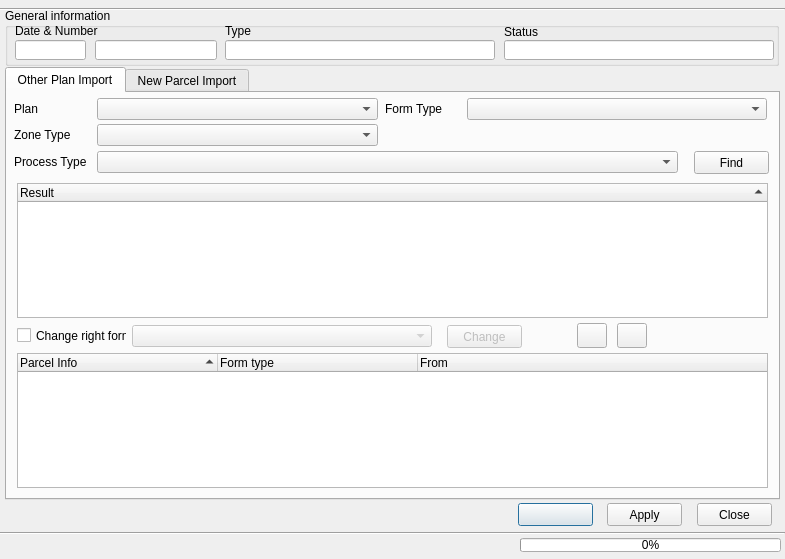
Before: the Qt Designer form view/PlanCaseDialog.ui in teamlm2/lm2_mgis, drawn with Qt 5.
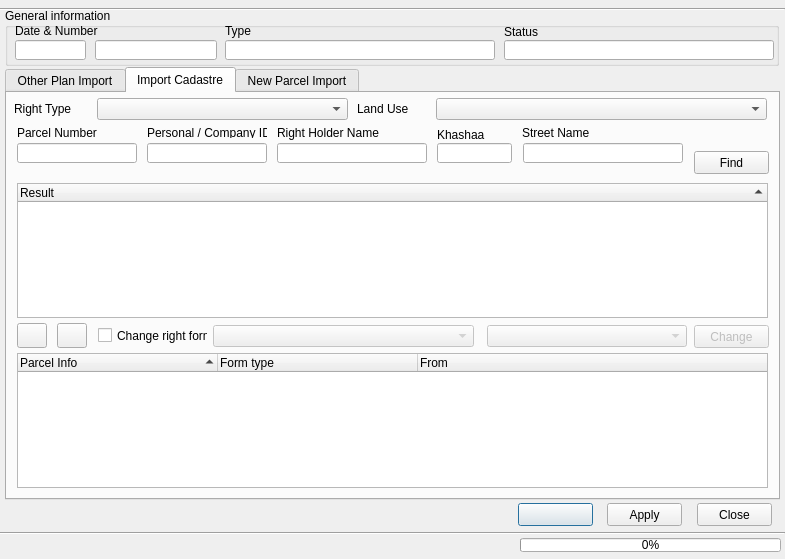
After: the same form once the commit is applied. The open tabs and pages were chosen to show the change. Icons and pictures are not drawn.

```diff
--- a/view/PlanCaseDialog.ui
+++ b/view/PlanCaseDialog.ui
@@ -275,7 +275,7 @@
     <widget class="QPushButton" name="add_button">
      <property name="geometry">
       <rect>
-       <x>570</x>
+       <x>10</x>
        <y>230</y>
        <width>30</width>
        <height>25</height>
@@ -292,7 +292,7 @@
     <widget class="QPushButton" name="remove_button">
      <property name="geometry">
       <rect>
-       <x>610</x>
+       <x>50</x>
        <y>230</y>
        <width>30</width>
        <height>25</height>
@@ -405,7 +405,7 @@
      </property>
      <property name="geometry">
       <rect>
-       <x>440</x>
+       <x>687</x>
        <y>232</y>
        <width>75</width>
        <height>23</height>
@@ -421,9 +421,9 @@
      </property>
      <property name="geometry">
       <rect>
-       <x>125</x>
+       <x>206</x>
        <y>232</y>
-       <width>300</width>
+       <width>261</width>
        <height>22</height>
       </rect>
      </property>
@@ -431,7 +431,232 @@
     <widget class="QCheckBox" name="change_form_check_box">
      <property name="geometry">
       <rect>
+       <x>91</x>
+       <y>234</y>
+       <width>110</width>
+       <height>17</height>
+      </rect>
+     </property>
+     <property name="text">
+      <string>Change right form</string>
+     </property>
+    </widget>
+    <widget class="QComboBox" name="right_type_change_cbox">
+     <property name="enabled">
+      <bool>false</bool>
+     </property>
+     <property name="geometry">
+      <rect>
+       <x>480</x>
+       <y>232</y>
+       <width>200</width>
+       <height>22</height>
+      </rect>
+     </property>
+    </widget>
+   </widget>
+   <widget class="QWidget" name="tab_3">
+    <attribute name="title">
+     <string>Import Cadastre</string>
+    </attribute>
+    <widget class="QLabel" name="label_13">
+     <property name="geometry">
+      <rect>
+       <x>7</x>
+       <y>8</y>
+       <width>80</width>
+       <height>16</height>
+      </rect>
+     </property>
+     <property name="text">
+      <string>Right Type</string>
+     </property>
+    </widget>
+    <widget class="QComboBox" name="cadastre_right_type_cbox">
+     <property name="geometry">
+      <rect>
+       <x>90</x>
+       <y>5</y>
+       <width>251</width>
+       <height>22</height>
+      </rect>
+     </property>
+    </widget>
+    <widget class="QLabel" name="label_14">
+     <property name="geometry">
+      <rect>
+       <x>350</x>
+       <y>8</y>
+       <width>80</width>
+       <height>16</height>
+      </rect>
+     </property>
+     <property name="text">
+      <string>Land Use</string>
+     </property>
+    </widget>
+    <widget class="QComboBox" name="landuse_type_cbox">
+     <property name="geometry">
+      <rect>
+       <x>429</x>
+       <y>5</y>
+       <width>331</width>
+       <height>22</height>
+      </rect>
+     </property>
+    </widget>
+    <widget class="QLabel" name="label_84">
+     <property name="geometry">
+      <rect>
+       <x>430</x>
+       <y>34</y>
+       <width>81</width>
+       <height>16</height>
+      </rect>
+     </property>
+     <property name="text">
+      <string>Khashaa</string>
+     </property>
+    </widget>
+    <widget class="QLabel" name="label_25">
+     <property name="geometry">
+      <rect>
+       <x>270</x>
+       <y>31</y>
+       <width>150</width>
+       <height>17</height>
+      </rect>
+     </property>
+     <property name="text">
+      <string>Right Holder Name</string>
+     </property>
+    </widget>
+    <widget class="QLineEdit" name="parcel_khashaa_edit">
+     <property name="geometry">
+      <rect>
+       <x>430</x>
+       <y>50</y>
+       <width>75</width>
+       <height>20</height>
+      </rect>
+     </property>
+    </widget>
+    <widget class="QLineEdit" name="parcel_streetname_edit">
+     <property name="geometry">
+      <rect>
+       <x>516</x>
+       <y>50</y>
+       <width>160</width>
+       <height>20</height>
+      </rect>
+     </property>
+    </widget>
+    <widget class="QLabel" name="label_83">
+     <property name="geometry">
+      <rect>
+       <x>515</x>
+       <y>31</y>
+       <width>150</width>
+       <height>17</height>
+      </rect>
+     </property>
+     <property name="text">
+      <string>Street Name</string>
+     </property>
+    </widget>
+    <widget class="QLineEdit" name="parcel_right_holder_name_edit">
+     <property name="geometry">
+      <rect>
+       <x>270</x>
+       <y>50</y>
+       <width>150</width>
+       <height>20</height>
+      </rect>
+     </property>
+    </widget>
+    <widget class="QLineEdit" name="personal_parcel_edit">
+     <property name="geometry">
+      <rect>
+       <x>140</x>
+       <y>50</y>
+       <width>120</width>
+       <height>20</height>
+      </rect>
+     </property>
+    </widget>
+    <widget class="QLabel" name="label_70">
+     <property name="geometry">
+      <rect>
+       <x>140</x>
+       <y>34</y>
+       <width>120</width>
+       <height>11</height>
+      </rect>
+     </property>
+     <property name="text">
+      <string>Personal / Company ID</string>
+     </property>
+    </widget>
+    <widget class="QLineEdit" name="parcel_num_edit">
+     <property name="geometry">
+      <rect>
        <x>10</x>
+       <y>50</y>
+       <width>120</width>
+       <height>20</height>
+      </rect>
+     </property>
+    </widget>
+    <widget class="QLabel" name="label_22">
+     <property name="geometry">
+      <rect>
+       <x>10</x>
+       <y>31</y>
+       <width>120</width>
+       <height>17</height>
+      </rect>
+     </property>
+     <property name="text">
+      <string>Parcel Number</string>
+     </property>
+    </widget>
+    <widget class="QPushButton" name="cadastre_form_change_button">
+     <property name="enabled">
+      <bool>false</bool>
+     </property>
+     <property name="geometry">
+      <rect>
+       <x>687</x>
+       <y>232</y>
+       <width>75</width>
+       <height>23</height>
+      </rect>
+     </property>
+     <property name="text">
+      <string>Change</string>
+     </property>
+    </widget>
+    <widget class="QPushButton" name="add_button_2">
+     <property name="geometry">
+      <rect>
+       <x>10</x>
+       <y>230</y>
+       <width>30</width>
+       <height>25</height>
+      </rect>
+     </property>
+     <property name="text">
+      <string/>
+     </property>
+     <property name="icon">
+      <iconset resource="resources.qrc">
+       <normaloff>:/plugins/lm2/down_button.png</normaloff>:/plugins/lm2/down_button.png</iconset>
+     </property>
+    </widget>
+    <widget class="QCheckBox" name="cadastre_change_form_check_box">
+     <property name="geometry">
+      <rect>
+       <x>91</x>
        <y>234</y>
        <width>110</width>
        <height>17</height>
@@ -441,6 +666,117 @@
       <string>Change right form</string>
      </property>
     </widget>
+    <widget class="QTreeWidget" name="cadastre_current_tree_widget">
+     <property name="geometry">
+      <rect>
+       <x>10</x>
+       <y>260</y>
+       <width>751</width>
+       <height>135</height>
+      </rect>
+     </property>
+     <property name="sortingEnabled">
+      <bool>true</bool>
+     </property>
+     <property name="wordWrap">
+      <bool>true</bool>
+     </property>
+     <attribute name="headerDefaultSectionSize">
+      <number>200</number>
+     </attribute>
+     <column>
+      <property name="text">
+       <string>Parcel Info</string>
+      </property>
+     </column>
+     <column>
+      <property name="text">
+       <string>Form type</string>
+      </property>
+     </column>
+     <column>
+      <property name="text">
+       <string>From</string>
+      </property>
+     </column>
+    </widget>
+    <widget class="QComboBox" name="cadastre_form_type_change_cbox">
+     <property name="enabled">
+      <bool>false</bool>
+     </property>
+     <property name="geometry">
+      <rect>
+       <x>206</x>
+       <y>232</y>
+       <width>261</width>
+       <height>22</height>
+      </rect>
+     </property>
+    </widget>
+    <widget class="QPushButton" name="remove_button_2">
+     <property name="geometry">
+      <rect>
+       <x>50</x>
+       <y>230</y>
+       <width>30</width>
+       <height>25</height>
+      </rect>
+     </property>
+     <property name="text">
+      <string/>
+     </property>
+     <property name="icon">
+      <iconset resource="resources.qrc">
+       <normaloff>:/plugins/lm2/up_button.png</normaloff>:/plugins/lm2/up_button.png</iconset>
+     </property>
+    </widget>
+    <widget class="QTreeWidget" name="cadastre_tree_widget">
+     <property name="geometry">
+      <rect>
+       <x>10</x>
+       <y>90</y>
+       <width>751</width>
+       <height>135</height>
+      </rect>
+     </property>
+     <property name="sortingEnabled">
+      <bool>true</bool>
+     </property>
+     <property name="wordWrap">
+      <bool>true</bool>
+     </property>
+     <column>
+      <property name="text">
+       <string>Result</string>
+      </property>
+     </column>
+    </widget>
+    <widget class="QPushButton" name="find_button_2">
+     <property name="geometry">
+      <rect>
+       <x>687</x>
+       <y>58</y>
+       <width>75</width>
+       <height>23</height>
+      </rect>
+     </property>
+     <property name="text">
+      <string>Find</string>
+     </property>
+    </widget>
+    <widget class="QComboBox" name="cadastre_right_type_change_cbox">
+     <property name="enabled">
+      <bool>false</bool>
+     </property>
+     <property name="geometry">
+      <rect>
+       <x>480</x>
+       <y>232</y>
+       <width>200</width>
+       <height>22</height>
+      </rect>
+     </property>
+    </widget>
    </widget>
    <widget class="QWidget" name="tab">
     <attribute name="title">
```
